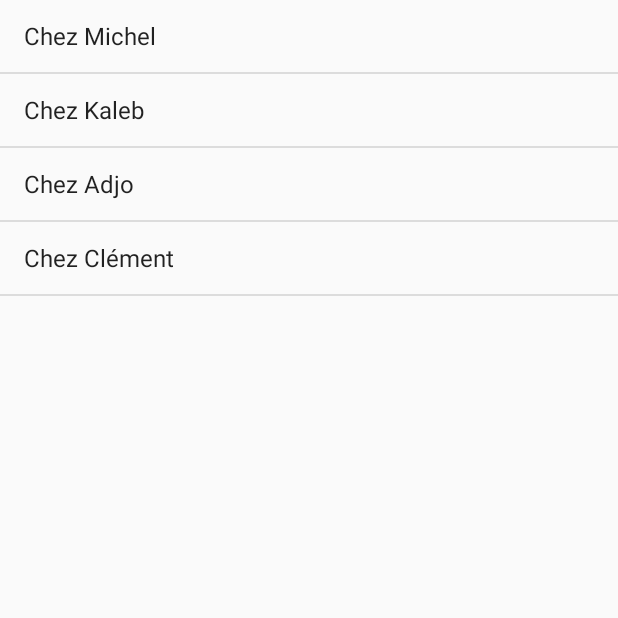
After one commit to MichelKadilar/RestocheMobile, an Android app: the ListeRestoFragment screen opened directly, with no data from a screen before it, on a phone screen of 412 x 824 dp, the top half of it. The commit adds this screen. Run offline under Robolectric (Android 15) with nearby library versions, the phone set to English and light mode, and no system bars.

Commit message:
feat : mis en place de la liste des resto et du fragment de détail

```diff
--- a/app/build.gradle
+++ b/app/build.gradle
@@ -40,13 +40,13 @@ dependencies {
     implementation 'com.google.android.material:material:1.8.0'
     implementation 'androidx.constraintlayout:constraintlayout:2.1.4'
     implementation 'com.google.android.gms:play-services-maps:18.0.2'
-    implementation 'androidx.navigation:navigation-fragment:2.5.2'
-    implementation 'androidx.navigation:navigation-ui:2.5.2'
     implementation 'androidx.core:core:1.7.0'
     implementation 'androidx.media:media:1.4.2'
     implementation 'androidx.preference:preference:1.2.0'
     implementation 'org.osmdroid:osmdroid-android:6.1.2'
     implementation 'com.google.firebase:firebase-messaging:23.1.0'
+    implementation 'androidx.navigation:navigation-fragment:2.5.3'
+    implementation 'androidx.navigation:navigation-ui:2.5.3'
     testImplementation 'junit:junit:4.13.2'
     androidTestImplementation 'androidx.test.ext:junit:1.1.5'
     androidTestImplementation 'androidx.test.espresso:espresso-core:3.5.1'
--- /dev/null
+++ b/app/src/main/java/com/restoche/ListeRestoFragment.java
@@ -0,0 +1,58 @@
+package com.restoche;
+
+import android.content.Context;
+import android.os.Bundle;
+
+import androidx.annotation.Nullable;
+import androidx.fragment.app.Fragment;
+import androidx.fragment.app.ListFragment;
+
+import android.view.LayoutInflater;
+import android.view.View;
+import android.view.ViewGroup;
+import android.widget.ArrayAdapter;
+import android.widget.ListView;
+
+import java.util.Arrays;
+import java.util.List;
+
+
+public class ListeRestoFragment extends ListFragment {
+    ItemSelected activity;
+    public interface ItemSelected{
+        void onItemSelected(int id);
+    }
+
+
+    @Override
+    public void onAttach(Context context) {
+        super.onAttach(context);
+        activity=(ItemSelected) context;
+
+    }
+
+    public ListeRestoFragment() {
+        // Required empty public constructor
+    }
+
+    @Override
+    public void onActivityCreated(@Nullable Bundle savedInstanceState) {
+        super.onActivityCreated(savedInstanceState);
+        List<String> titles= Arrays.asList("Chez Michel ","Chez Kaleb","Chez Adjo","Chez Clément");
+        setListAdapter(new ArrayAdapter<String>(getActivity(),android.R.layout.simple_list_item_1,titles));
+    }
+
+    @Override
+    public void onListItemClick(ListView l, View v, int position, long id) {
+        super.onListItemClick(l, v, position, id);
+        activity.onItemSelected(position);
+    }
+
+
+    @Override
+    public View onCreateView(LayoutInflater inflater, ViewGroup container,
+                             Bundle savedInstanceState) {
+        // Inflate the layout for this fragment
+        return inflater.inflate(R.layout.fragment_liste_resto, container, false);
+    }
+}
--- /dev/null
+++ b/app/src/main/java/com/restoche/RestoActivity.java
@@ -0,0 +1,43 @@
+package com.restoche;
+
+import androidx.appcompat.app.AppCompatActivity;
+import androidx.fragment.app.Fragment;
+import androidx.fragment.app.FragmentManager;
+import androidx.fragment.app.FragmentTransaction;
+
+import android.content.Intent;
+import android.os.Bundle;
+import android.widget.TextView;
+
+public class RestoActivity extends AppCompatActivity implements ListeRestoFragment.ItemSelected {
+    TextView restODescription;
+
+    @Override
+    protected void onCreate(Bundle savedInstanceState) {
+        super.onCreate(savedInstanceState);
+        setContentView(R.layout.activity_resto);
+     //   restODescription=findViewById(R.id.description_resto);
+
+        FragmentManager fragmentManager = getSupportFragmentManager();
+        FragmentTransaction fragmentTransaction = fragmentManager.beginTransaction();
+
+        ListeRestoFragment listeRestoFragment = new ListeRestoFragment();
+        fragmentTransaction.replace(R.id.list_rest_frag,(Fragment) listeRestoFragment);
+
+        fragmentTransaction.commit();
+    }
+
+    @Override
+    public void onItemSelected(int id) {
+       /* FragmentManager fragmentManager = getSupportFragmentManager();
+        FragmentTransaction fragmentTransaction = fragmentManager.beginTransaction();
+
+        DetailFragment detailFragment = new DetailFragment();
+        fragmentTransaction.replace(R.id.list_rest_frag,(Fragment) detailFragment);
+
+        fragmentTransaction.commit();*/
+        Intent intent = new Intent(RestoActivity.this, DetailActivity.class);
+        startActivity(intent);
+
+    }
+}
--- /dev/null
+++ b/app/src/main/res/layout/activity_resto.xml
@@ -0,0 +1,22 @@
+<?xml version="1.0" encoding="utf-8"?>
+<LinearLayout xmlns:android="http://schemas.android.com/apk/res/android"
+    xmlns:tools="http://schemas.android.com/tools"
+    android:layout_width="match_parent"
+    android:layout_height="match_parent"
+    android:id="@+id/resto_layout"
+    tools:context=".RestoActivity"
+    android:orientation="vertical">
+  <!--  <TextView
+        android:layout_width="match_parent"
+        android:layout_height="match_parent"
+        android:id="@+id/description_resto"></TextView>-->
+
+    <FrameLayout
+        android:id="@+id/list_rest_frag"
+        android:name="com.restoche.ListeRestoFragment"
+        tools:layout="@layout/fragment_liste_resto"
+        android:layout_width="wrap_content"
+        android:layout_height="wrap_content"
+        tools:layout_editor_absoluteX="183dp"
+        tools:layout_editor_absoluteY="198dp" />
+</LinearLayout>
--- /dev/null
+++ b/app/src/main/res/layout/fragment_liste_resto.xml
@@ -0,0 +1,22 @@
+<?xml version="1.0" encoding="utf-8"?>
+<LinearLayout xmlns:android="http://schemas.android.com/apk/res/android"
+    xmlns:tools="http://schemas.android.com/tools"
+    android:layout_width="match_parent"
+    android:layout_height="match_parent"
+    tools:context=".ListeRestoFragment"
+    android:backgroundTint="@color/purple_200"
+    android:orientation="horizontal"
+    >
+    <ListView xmlns:android="http://schemas.android.com/apk/res/android"
+        android:id="@android:id/list"
+        android:layout_width="match_parent"
+        android:layout_height="match_parent" />
+
+    <!-- TODO: Update blank fragment layout -->
+    <TextView
+        android:layout_width="match_parent"
+        android:layout_height="match_parent"
+        android:text="@string/hello_blank_fragment"
+        android:textColor="@color/purple_200"/>
+
+</LinearLayout>
--- /dev/null
+++ b/app/src/main/res/values-land/dimens.xml
@@ -0,0 +1,3 @@
+<resources>
+      <dimen name="fab_margin">48dp</dimen>
+   </resources>
--- /dev/null
+++ b/app/src/main/res/values-w1240dp/dimens.xml
@@ -0,0 +1,3 @@
+<resources>
+      <dimen name="fab_margin">200dp</dimen>
+   </resources>
--- /dev/null
+++ b/app/src/main/res/values-w600dp/dimens.xml
@@ -0,0 +1,3 @@
+<resources>
+      <dimen name="fab_margin">48dp</dimen>
+   </resources>
--- /dev/null
+++ b/app/src/main/res/values/dimens.xml
@@ -0,0 +1,3 @@
+<resources>
+      <dimen name="fab_margin">16dp</dimen>
+   </resources>
--- a/app/src/main/res/values/themes.xml
+++ b/app/src/main/res/values/themes.xml
@@ -32,5 +32,11 @@
         <!-- Customize your light theme here. -->
         <!-- <item name="colorPrimary">@color/my_light_primary</item> -->
     </style>
-
+    <style name="Theme.RestocheMobile.NoActionBar">
+        <item name="windowActionBar">false</item>
+        <item name="windowNoTitle">true</item>
+    </style>
+    <style name="Theme.RestocheMobile.AppBarOverlay"
+        parent="ThemeOverlay.AppCompat.Dark.ActionBar" />
+    <style name="Theme.RestocheMobile.PopupOverlay" parent="ThemeOverlay.AppCompat.Light" />
 </resources>
```
Also changed, not shown: app/src/main/AndroidManifest.xml (+14 -0 lines), app/src/main/java/com/restoche/DetailActivity.java (added, +35 -0 lines), app/src/main/java/com/restoche/DetailFragment.java (added, +32 -0 lines), app/src/main/java/com/restoche/MainActivity.java (+16 -0 lines), app/src/main/res/layout/activity_detail.xml (added, +19 -0 lines), app/src/main/res/layout/fragment_detail.xml (added, +14 -0 lines), app/src/main/res/values/strings.xml (+11 -0 lines).
